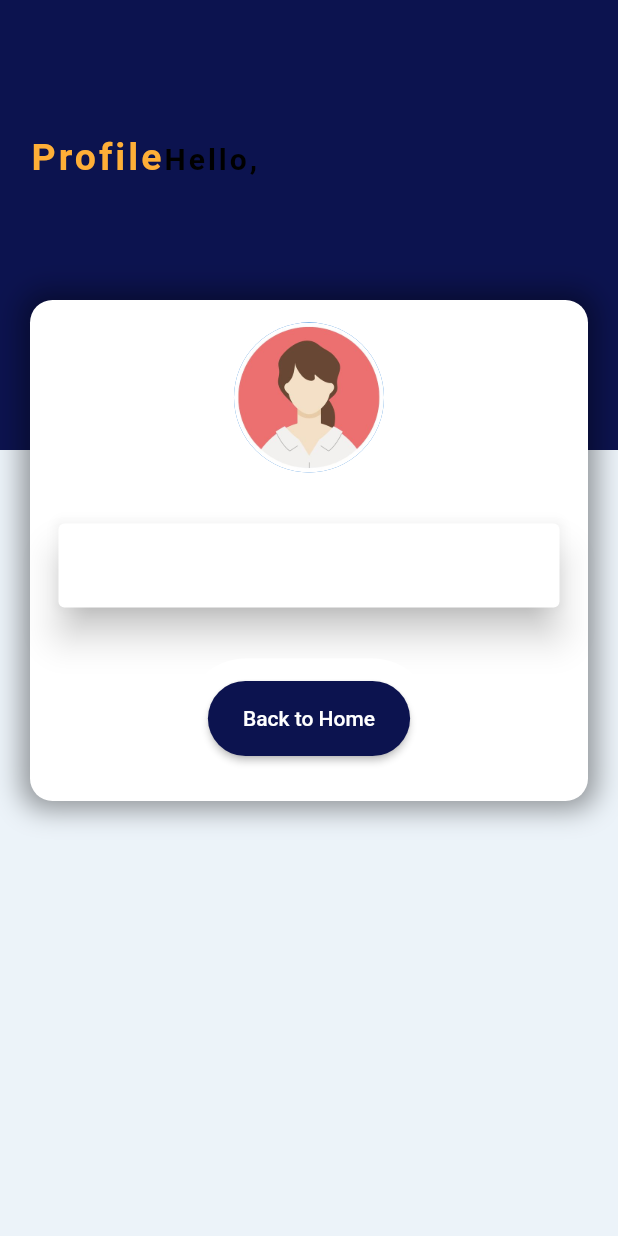
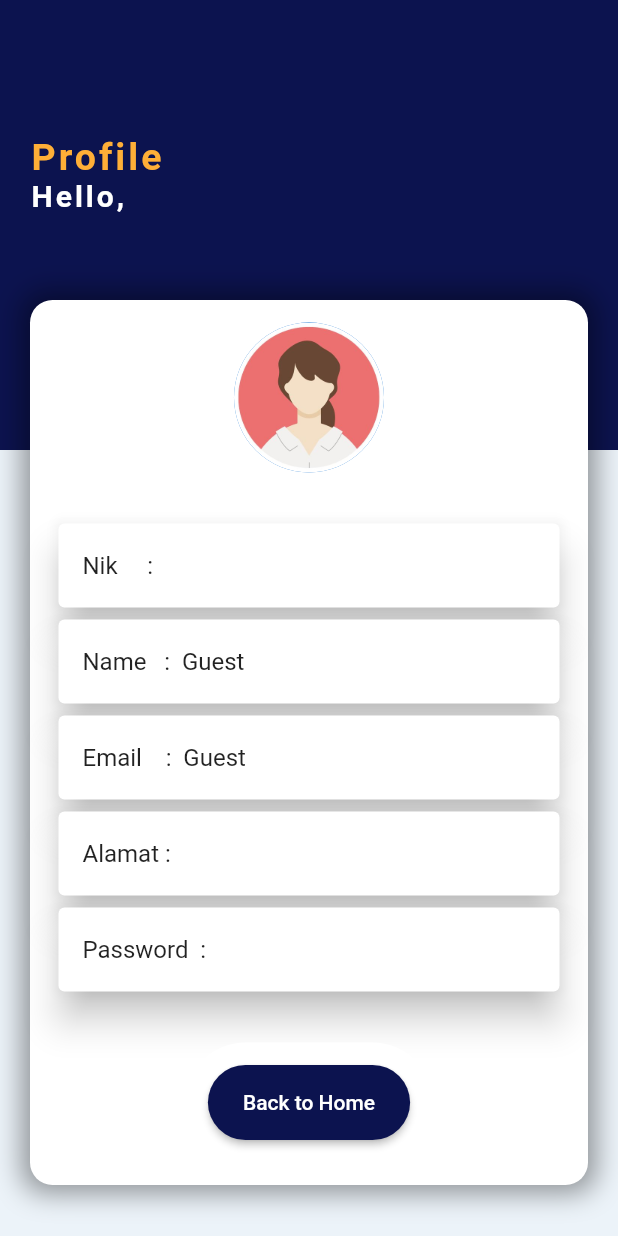
Before and after one commit to FithaAqyla/FinalExam_PencatatanKegiatanWFH, a Flutter app: the ProfilePage screen opened directly, on a phone screen of 412 x 824 dp. Run offline on Flutter 3.47's test engine with Material 2 defaults, Android fonts, the phone set to English and light mode, and no system bars; our stand-ins replace cloud_firestore, firebase_auth, firebase_core, lottie; accounts and stored records are empty.

Commit message:
menambahkan isi halaman profile

```diff
--- a/lib/view/profile.dart
+++ b/lib/view/profile.dart
@@ -1,7 +1,6 @@
-import 'package:finalexamflutter/controller/auth_controller.dart';
 import 'package:finalexamflutter/controller/home_controller.dart';
 import 'package:finalexamflutter/model/home_model.dart';
-import 'package:finalexamflutter/model/user_model.dart';
+
 import 'package:finalexamflutter/view/color.dart';
 import 'package:finalexamflutter/view/home_page.dart';
 import 'package:flutter/material.dart';
@@ -14,22 +13,15 @@ class ProfilePage extends StatefulWidget {
 }
 
 class _ProfilePageState extends State<ProfilePage> {
-  final authController = AuthController();
   final homeController = HomeController();
-  final nameController = TextEditingController();
-  final emailController = TextEditingController();
-  final passwordController = TextEditingController();
-  final alamatController = TextEditingController();
-  final nikController = TextEditingController();
-  final role = -1;
   final formKey = GlobalKey<FormState>();
   HomeModel? data;
-  @override
-  void initState() {
-    // TODO: implement initState
-    super.initState();
-    homeController.initial();
-  }
+  // @override
+  // void initState() {
+  //   // TODO: implement initState
+  //   super.initState();
+  //   homeController.initial();
+  // }
 
   @override
   Widget build(BuildContext context) {
@@ -50,10 +42,10 @@ class _ProfilePageState extends State<ProfilePage> {
                   padding: const EdgeInsets.only(top: 90, left: 20),
                   color: backgroundss,
                   child: Column(
-                    crossAxisAlignment: CrossAxisAlignment.start,
+                    crossAxisAlignment: CrossAxisAlignment.stretch,
                     children: [
                       RichText(
-                        text: const TextSpan(
+                        text: TextSpan(
                           text: "Profile",
                           style: TextStyle(
                             fontSize: 25,
@@ -63,9 +55,10 @@ class _ProfilePageState extends State<ProfilePage> {
                           ),
                           children: [
                             TextSpan(
-                              text: 'Hello, ',
-                              style: const TextStyle(
-                                color: Colors.black,
+                              text:
+                                  '\nHello, ${homeController.data?.user.name ?? ''} ',
+                              style: TextStyle(
+                                color: Colors.white,
                                 fontWeight: FontWeight.bold,
                                 fontSize: 20,
                               ),
@@ -121,11 +114,40 @@ class _ProfilePageState extends State<ProfilePage> {
                         const SizedBox(
                           height: 30,
                         ),
-                        const Card(
+                        Card(
                           elevation: 10,
                           child: ListTile(
-                              // title: Text(${homeController.data?.user.name } ),
-                              ),
+                            title: Text(
+                                'Nik     :  ${homeController.data?.user.nik ?? ''} '),
+                          ),
+                        ),
+                        Card(
+                          elevation: 10,
+                          child: ListTile(
+                            title: Text(
+                                'Name   :  ${homeController.data?.user.name ?? 'Guest'} '),
+                          ),
+                        ),
+                        Card(
+                          elevation: 10,
+                          child: ListTile(
+                            title: Text(
+                                'Email    :  ${homeController.data?.user.email ?? 'Guest'} '),
+                          ),
+                        ),
+                        Card(
+                          elevation: 10,
+                          child: ListTile(
+                            title: Text(
+                                'Alamat :  ${homeController.data?.user.alamat ?? ''} '),
+                          ),
+                        ),
+                        Card(
+                          elevation: 10,
+                          child: ListTile(
+                            title: Text(
+                                'Password  :  ${homeController.data?.user.password ?? ''} '),
+                          ),
                         ),
                         const SizedBox(
                           height: 30,
```
